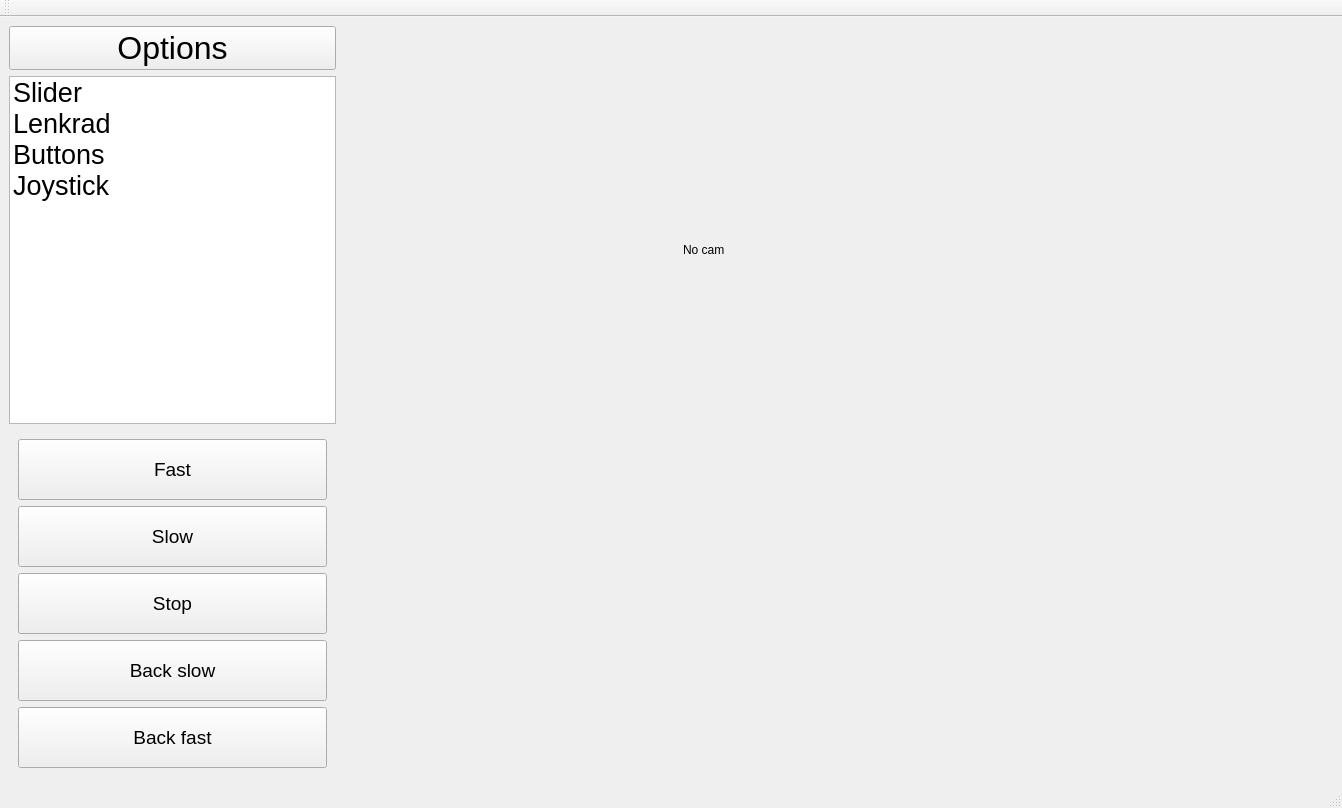
Before: the Qt Designer form src/test_qt_pkg/ui/mainwindow.ui in Silberbart007/Bachelorarbeit, drawn with Qt 5.
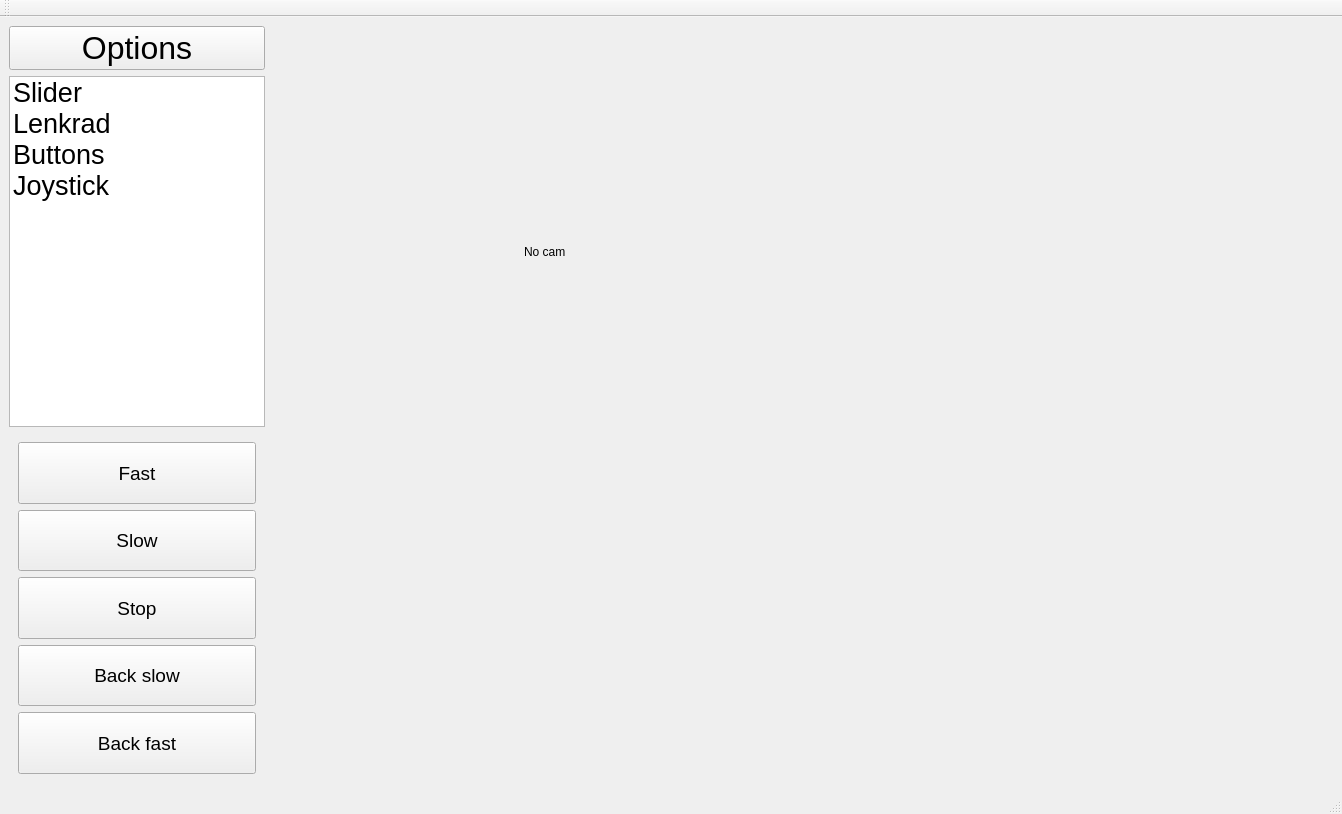
After: the same form once the commit is applied. Custom widgets are drawn as their Qt base class.

Commit message: Multi Touch Slider hinzugefügt. Als nächstes steht Design des Interfaces an

What changed in the file:
```diff
--- a/src/test_qt_pkg/ui/mainwindow.ui
+++ b/src/test_qt_pkg/ui/mainwindow.ui
@@ -10,7 +10,7 @@
     <x>0</x>
     <y>0</y>
     <width>1342</width>
-    <height>808</height>
+    <height>814</height>
    </rect>
   </property>
   <property name="sizePolicy">
@@ -54,44 +54,6 @@
     </size>
    </property>
    <layout class="QGridLayout" name="gridLayout">
-    <item row="5" column="3">
-     <widget class="QWidget" name="sliders" native="true">
-      <property name="maximumSize">
-       <size>
-        <width>200</width>
-        <height>16777215</height>
-       </size>
-      </property>
-      <layout class="QHBoxLayout" name="horizontalLayout">
-       <property name="spacing">
-        <number>0</number>
-       </property>
-       <property name="rightMargin">
-        <number>9</number>
-       </property>
-       <item>
-        <widget class="CustomTouchSlider" name="rotation_slider" native="true">
-         <property name="sizePolicy">
-          <sizepolicy hsizetype="Expanding" vsizetype="Expanding">
-           <horstretch>0</horstretch>
-           <verstretch>0</verstretch>
-          </sizepolicy>
-         </property>
-        </widget>
-       </item>
-       <item>
-        <widget class="CustomTouchSlider" name="speed_slider" native="true">
-         <property name="sizePolicy">
-          <sizepolicy hsizetype="Expanding" vsizetype="Expanding">
-           <horstretch>0</horstretch>
-           <verstretch>0</verstretch>
-          </sizepolicy>
-         </property>
-        </widget>
-       </item>
-      </layout>
-     </widget>
-    </item>
     <item row="2" column="0">
      <widget class="QListWidget" name="mode_list">
       <property name="enabled">
@@ -151,6 +113,85 @@
       </item>
      </widget>
     </item>
+    <item row="2" column="6">
+     <widget class="QWidget" name="cam_widget" native="true">
+      <property name="sizePolicy">
+       <sizepolicy hsizetype="Expanding" vsizetype="Expanding">
+        <horstretch>0</horstretch>
+        <verstretch>0</verstretch>
+       </sizepolicy>
+      </property>
+      <property name="minimumSize">
+       <size>
+        <width>0</width>
+        <height>0</height>
+       </size>
+      </property>
+      <layout class="QGridLayout" name="gridLayout_2">
+       <item row="0" column="0">
+        <widget class="QLabel" name="cam_label">
+         <property name="sizePolicy">
+          <sizepolicy hsizetype="Expanding" vsizetype="Expanding">
+           <horstretch>0</horstretch>
+           <verstretch>0</verstretch>
+          </sizepolicy>
+         </property>
+         <property name="minimumSize">
+          <size>
+           <width>800</width>
+           <height>0</height>
+          </size>
+         </property>
+         <property name="text">
+          <string>No cam</string>
+         </property>
+        </widget>
+       </item>
+      </layout>
+     </widget>
+    </item>
+    <item row="5" column="5">
+     <widget class="JoystickWidget" name="joysticks" native="true">
+      <property name="sizePolicy">
+       <sizepolicy hsizetype="Expanding" vsizetype="Expanding">
+        <horstretch>0</horstretch>
+        <verstretch>0</verstretch>
+       </sizepolicy>
+      </property>
+      <property name="minimumSize">
+       <size>
+        <width>0</width>
+        <height>0</height>
+       </size>
+      </property>
+     </widget>
+    </item>
+    <item row="2" column="3" colspan="3">
+     <widget class="ObstacleMapWidget" name="obstacle_map_widget" native="true">
+      <property name="sizePolicy">
+       <sizepolicy hsizetype="Expanding" vsizetype="Expanding">
+        <horstretch>0</horstretch>
+        <verstretch>0</verstretch>
+       </sizepolicy>
+      </property>
+      <property name="minimumSize">
+       <size>
+        <width>0</width>
+        <height>0</height>
+       </size>
+      </property>
+     </widget>
+    </item>
+    <item row="5" column="2">
+     <widget class="WheelWidget" name="wheels" native="true">
+      <property name="sizePolicy">
+       <sizepolicy hsizetype="Expanding" vsizetype="Expanding">
+        <horstretch>0</horstretch>
+        <verstretch>0</verstretch>
+       </sizepolicy>
+      </property>
+     </widget>
+    </item>
     <item row="0" column="0">
      <widget class="QPushButton" name="modes_button">
       <property name="sizePolicy">
@@ -271,83 +312,68 @@
       </layout>
      </widget>
     </item>
-    <item row="5" column="1">
-     <widget class="JoystickWidget" name="joysticks" native="true">
+    <item row="5" column="6">
+     <widget class="QWidget" name="sliders" native="true">
       <property name="sizePolicy">
        <sizepolicy hsizetype="Expanding" vsizetype="Expanding">
         <horstretch>0</horstretch>
         <verstretch>0</verstretch>
        </sizepolicy>
       </property>
-     </widget>
-    </item>
-    <item row="5" column="2">
-     <widget class="WheelWidget" name="wheels" native="true">
-      <property name="sizePolicy">
-       <sizepolicy hsizetype="Expanding" vsizetype="Expanding">
-        <horstretch>0</horstretch>
-        <verstretch>0</verstretch>
-       </sizepolicy>
-      </property>
-     </widget>
-    </item>
-    <item row="2" column="1">
-     <widget class="ObstacleMapWidget" name="obstacle_map_widget" native="true">
-      <property name="sizePolicy">
-       <sizepolicy hsizetype="Expanding" vsizetype="Expanding">
-        <horstretch>0</horstretch>
-        <verstretch>0</verstretch>
-       </sizepolicy>
-      </property>
       <property name="minimumSize">
        <size>
-        <width>0</width>
+        <width>500</width>
         <height>0</height>
        </size>
       </property>
-     </widget>
-    </item>
-    <item row="2" column="2">
-     <widget class="QWidget" name="cam_widget" native="true">
-      <property name="sizePolicy">
-       <sizepolicy hsizetype="Expanding" vsizetype="Expanding">
-        <horstretch>0</horstretch>
-        <verstretch>0</verstretch>
-       </sizepolicy>
-      </property>
-      <property name="minimumSize">
+      <property name="maximumSize">
        <size>
-        <width>0</width>
-        <height>0</height>
+        <width>200</width>
+        <height>16777215</height>
        </size>
       </property>
-      <layout class="QGridLayout" name="gridLayout_2">
-       <item row="0" column="0">
-        <widget class="QLabel" name="cam_label">
+      <layout class="QHBoxLayout" name="horizontalLayout">
+       <property name="spacing">
+        <number>0</number>
+       </property>
+       <property name="rightMargin">
+        <number>9</number>
+       </property>
+       <item>
+        <widget class="CustomTouchSliderHorizontal" name="rotation_slider" native="true">
          <property name="sizePolicy">
           <sizepolicy hsizetype="Expanding" vsizetype="Expanding">
            <horstretch>0</horstretch>
            <verstretch>0</verstretch>
           </sizepolicy>
          </property>
-         <property name="text">
-          <string>No cam</string>
+         <property name="minimumSize">
+          <size>
+           <width>300</width>
+           <height>0</height>
+          </size>
+         </property>
+        </widget>
+       </item>
+       <item>
+        <widget class="CustomTouchSliderVertical" name="speed_slider" native="true">
+         <property name="sizePolicy">
+          <sizepolicy hsizetype="Expanding" vsizetype="Expanding">
+           <horstretch>0</horstretch>
+           <verstretch>0</verstretch>
+          </sizepolicy>
+         </property>
+         <property name="maximumSize">
+          <size>
+           <width>16777215</width>
+           <height>250</height>
+          </size>
          </property>
         </widget>
        </item>
       </layout>
      </widget>
     </item>
-    <item row="2" column="3">
-     <widget class="TouchTestWidget" name="widget" native="true">
-      <property name="sizePolicy">
-       <sizepolicy hsizetype="Expanding" vsizetype="Preferred">
-        <horstretch>0</horstretch>
-        <verstretch>0</verstretch>
-       </sizepolicy>
-      </property>
-     </widget>
-    </item>
    </layout>
   </widget>
   <widget class="QMenuBar" name="menubar">
@@ -403,15 +429,15 @@
    <container>1</container>
   </customwidget>
   <customwidget>
-   <class>TouchTestWidget</class>
+   <class>CustomTouchSliderVertical</class>
    <extends>QWidget</extends>
-   <header>../include/test_qt_pkg/touch_test.h</header>
+   <header>../include/test_qt_pkg/touch_slider_vertical.h</header>
    <container>1</container>
   </customwidget>
   <customwidget>
-   <class>CustomTouchSlider</class>
+   <class>CustomTouchSliderHorizontal</class>
    <extends>QWidget</extends>
-   <header>../include/test_qt_pkg/touch_slider.h</header>
+   <header>../include/test_qt_pkg/touch_slider_horizontal.h</header>
    <container>1</container>
   </customwidget>
  </customwidgets>
```
The commit also changes 6 other files.
